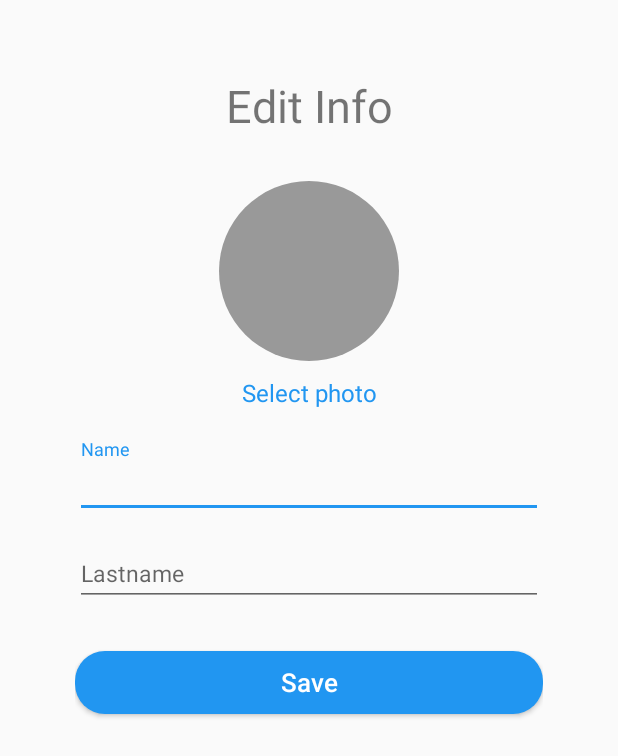
After one commit to seungking/Android_Blog, an Android app: the layout activity_edit_user_info.xml on its own in the app's theme, with its tools: preview values and no code run, on a phone screen of 412 x 824 dp. The commit adds this screen. Shown: the top 756 px of the screen. Run offline under Robolectric (Android 15) with nearby library versions, the phone set to English and light mode, and no system bars; network calls fail.

Commit message:
20208020
- part 14 완료
사용자 프로필 수정 기능
기능 구현 완료

```diff
--- a/app/src/main/AndroidManifest.xml
+++ b/app/src/main/AndroidManifest.xml
@@ -12,7 +12,8 @@
         android:supportsRtl="true"
         android:theme="@style/AppTheme"
         android:usesCleartextTraffic="true">
-        <activity android:name=".CommentActivity"></activity>
+        <activity android:name=".EditUserInfoActivity"></activity>
+        <activity android:name=".CommentActivity" />
         <activity android:name=".EditPostActivity" />
         <activity android:name=".AddPostActivity" />
         <activity android:name=".HomeActivity" />
--- /dev/null
+++ b/app/src/main/res/layout/activity_edit_user_info.xml
@@ -0,0 +1,90 @@
+<?xml version="1.0" encoding="utf-8"?>
+<LinearLayout xmlns:android="http://schemas.android.com/apk/res/android"
+    xmlns:app="http://schemas.android.com/apk/res-auto"
+    xmlns:tools="http://schemas.android.com/tools"
+    android:layout_width="match_parent"
+    android:layout_height="match_parent"
+    android:orientation="vertical"
+    android:padding="50dp"
+    tools:context=".EditUserInfoActivity">
+
+
+    <TextView
+        android:layout_width="match_parent"
+        android:layout_height="wrap_content"
+        android:textSize="30sp"
+        android:layout_marginBottom="30dp"
+        android:gravity="center_horizontal"
+        android:text="Edit Info"/>
+
+
+    <de.hdodenhof.circleimageview.CircleImageView
+        android:layout_width="120dp"
+        android:layout_height="120dp"
+        android:layout_gravity="center_horizontal"
+        android:src="@color/colorLightGrey"
+        android:id="@+id/imgEditUserInfo"
+        android:layout_marginBottom="10dp"/>
+
+    <TextView
+        android:layout_width="match_parent"
+        android:layout_height="wrap_content"
+        android:text="Select photo"
+        android:textColor="@color/colorPrimary"
+        android:gravity="center_horizontal"
+        android:id="@+id/txtEditSelectPhoto"
+        android:textSize="16sp"
+        android:layout_marginBottom="20dp"/>
+
+
+    <com.google.android.material.textfield.TextInputLayout
+        android:layout_width="match_parent"
+        android:id="@+id/txtEditLayoutNameUserInfo"
+        android:layout_marginBottom="6dp"
+        android:layout_height="wrap_content">
+
+        <com.google.android.material.textfield.TextInputEditText
+            android:layout_width="match_parent"
+            android:layout_height="wrap_content"
+            android:id="@+id/txtEditNameUserInfo"
+            android:hint="Name"
+            android:inputType="text"
+            android:textSize="15sp"/>
+
+    </com.google.android.material.textfield.TextInputLayout>
+
+
+    <com.google.android.material.textfield.TextInputLayout
+        android:layout_width="match_parent"
+        android:id="@+id/txtEditLayoutLastnameameUserInfo"
+        android:layout_marginBottom="30dp"
+        android:layout_height="wrap_content">
+
+        <com.google.android.material.textfield.TextInputEditText
+            android:layout_width="match_parent"
+            android:layout_height="wrap_content"
+            android:id="@+id/txtEditLastnameUserInfo"
+            android:hint="Lastname"
+            android:inputType="text"
+            android:textSize="15sp"/>
+
+    </com.google.android.material.textfield.TextInputLayout>
+
+
+    <Button
+        android:layout_width="match_parent"
+        android:layout_height="42dp"
+        android:text="Save"
+        android:id="@+id/btnEditSave"
+        android:background="@drawable/btn_round"
+        android:textColor="@color/colorWhite"
+        android:layout_marginBottom="70dp"
+        android:textSize="17dp"
+        android:textAllCaps="false"/>
+
+
+
+
+
+
+</LinearLayout>
```
Also changed, not shown: app/src/main/java/com/android_blog/EditUserInfoActivity.java (added, +172 -0 lines), app/src/main/java/com/android_blog/Fragments/AccountFragment.java (+6 -5 lines).
